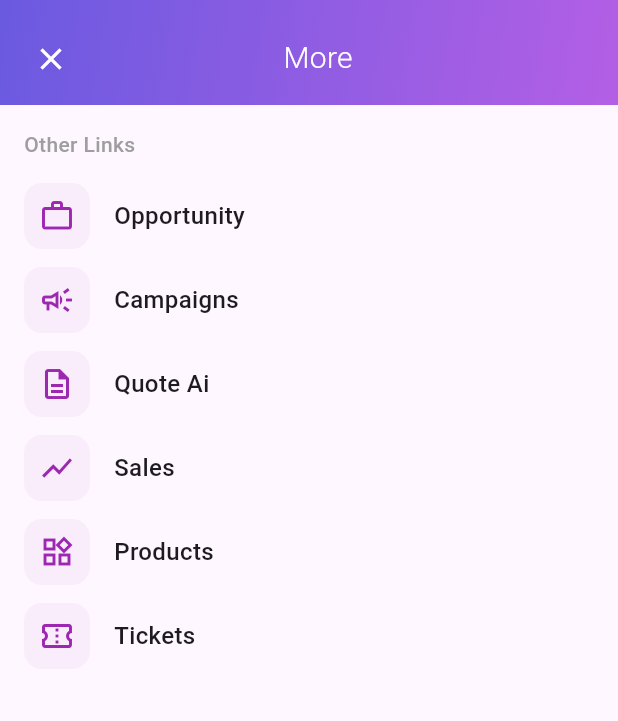
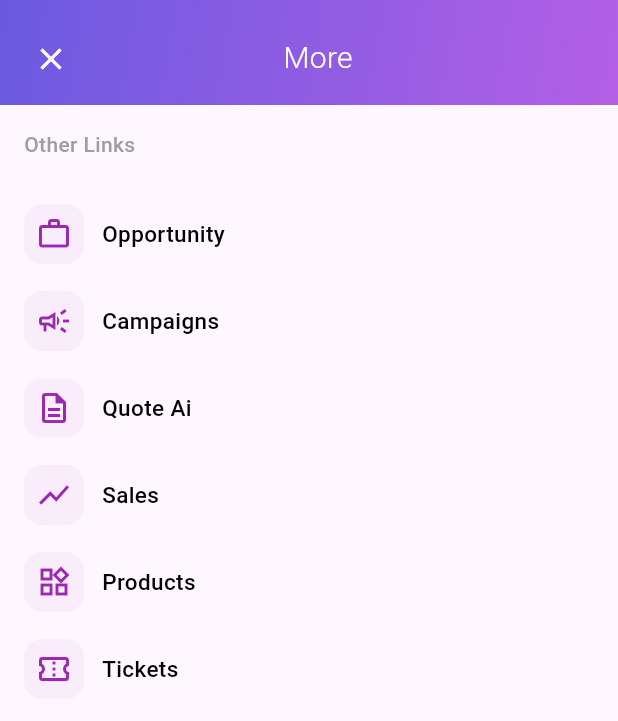
Before and after one commit to KMG-ORG/flutter-crm-mobile, a Flutter app: the MorePage screen opened directly with empty values, on a phone screen of 412 x 824 dp. Shown: the top 721 px of the screen. Run offline on Flutter 3.47's test engine with Material 3 defaults, Android fonts, the phone set to English and light mode, and no system bars; our stand-ins replace flutter_dotenv, flutter_secure_storage, flutter_speed_dial; accounts and stored records are empty.

Commit message:
changes for menu issue fixing.

```diff
--- a/lib/screens/more/more_page.dart
+++ b/lib/screens/more/more_page.dart
@@ -71,7 +71,6 @@ class MorePage extends StatelessWidget {
             ),
           ),
 
-          // List of items
           // Expanded(
           //   child: ListView.separated(
           //     padding: const EdgeInsets.symmetric(horizontal: 16),
@@ -79,40 +78,84 @@ class MorePage extends StatelessWidget {
           //     separatorBuilder: (_, __) => const SizedBox(height: 12),
           //     itemBuilder: (context, index) {
           //       final item = items[index];
-          //       return Row(
-          //         children: [
-          //           Container(
-          //             padding: const EdgeInsets.all(10),
-          //             decoration: BoxDecoration(
-          //               color: Colors.purple.withOpacity(0.05),
-          //               borderRadius: BorderRadius.circular(12),
+          //       return GestureDetector(
+          //         onTap: () {
+          //           if (item["label"] == "Sales") {
+          //             Navigator.push(
+          //               context,
+          //               MaterialPageRoute(
+          //                 builder: (context) => const SalesPage(),
+          //               ),
+          //             );
+          //           }
+          //           if (item["label"] == "Tickets") {
+          //             Navigator.push(
+          //               context,
+          //               MaterialPageRoute(
+          //                 builder: (context) => const TicketsPage(),
+          //               ),
+          //             );
+          //           }
+          //           if (item["label"] == "Campaigns") {
+          //             Navigator.push(
+          //               context,
+          //               MaterialPageRoute(
+          //                 builder: (context) => const CampaignsPage(),
+          //               ),
+          //             );
+          //           }
+          //           if (item["label"] == "Opportunity") {
+          //             Navigator.push(
+          //               context,
+          //               MaterialPageRoute(
+          //                 builder: (context) => const OpportunityPage(),
+          //               ),
+          //             );
+          //           }
+          //         },
+          //         child: Row(
+          //           children: [
+          //             Container(
+          //               padding: const EdgeInsets.all(10),
+          //               decoration: BoxDecoration(
+          //                 color: Colors.purple.withOpacity(0.05),
+          //                 borderRadius: BorderRadius.circular(12),
+          //               ),
+          //               child: Icon(
+          //                 item["icon"] as IconData,
+          //                 color: Colors.purple,
+          //               ),
           //             ),
-          //             child: Icon(
-          //               item["icon"] as IconData,
-          //               color: Colors.purple,
+          //             const SizedBox(width: 16),
+          //             Text(
+          //               item["label"] as String,
+          //               style: const TextStyle(
+          //                 fontSize: 16,
+          //                 fontWeight: FontWeight.w500,
+          //               ),
           //             ),
-          //           ),
-          //           const SizedBox(width: 16),
-          //           Text(
-          //             item["label"] as String,
-          //             style: const TextStyle(
-          //               fontSize: 16,
-          //               fontWeight: FontWeight.w500,
-          //             ),
-          //           ),
-          //         ],
+          //           ],
+          //         ),
           //       );
           //     },
           //   ),
           // ),
           Expanded(
             child: ListView.separated(
-              padding: const EdgeInsets.symmetric(horizontal: 16),
+              padding: const EdgeInsets.symmetric(horizontal: 16, vertical: 8),
               itemCount: items.length,
-              separatorBuilder: (_, __) => const SizedBox(height: 12),
+              separatorBuilder: (_, __) => const SizedBox(height: 6),
               itemBuilder: (context, index) {
                 final item = items[index];
-                return GestureDetector(
+                bool isHovered = false;
+
+                return StatefulBuilder(
+                  builder: (context, setState) {
+                    return MouseRegion(
+                      onEnter: (_) => setState(() => isHovered = true),
+                      onExit: (_) => setState(() => isHovered = false),
+                      cursor: SystemMouseCursors.click, // 🖱 pointer cursor
+                      child: GestureDetector(
                         onTap: () {
                           if (item["label"] == "Sales") {
                             Navigator.push(
@@ -142,15 +185,26 @@ class MorePage extends StatelessWidget {
                             Navigator.push(
                               context,
                               MaterialPageRoute(
-                          builder: (context) => const OpportunityPage(),
+                                builder: (context) => OpportunityPage(
+                                  //onClose: () => Navigator.pop(context),
+                                ),
                               ),
                             );
                           }
                         },
+                        child: AnimatedContainer(
+                          duration: const Duration(milliseconds: 200),
+                          padding: const EdgeInsets.symmetric(vertical: 6),
+                          decoration: BoxDecoration(
+                            color: isHovered
+                                ? Colors.purple.withOpacity(0.05)
+                                : Colors.transparent,
+                            borderRadius: BorderRadius.circular(12),
+                          ),
                           child: Row(
                             children: [
                               Container(
-                        padding: const EdgeInsets.all(10),
+                                padding: const EdgeInsets.all(8),
                                 decoration: BoxDecoration(
                                   color: Colors.purple.withOpacity(0.05),
                                   borderRadius: BorderRadius.circular(12),
@@ -160,16 +214,23 @@ class MorePage extends StatelessWidget {
                                   color: Colors.purple,
                                 ),
                               ),
-                      const SizedBox(width: 16),
+                              const SizedBox(width: 12),
                               Text(
                                 item["label"] as String,
-                        style: const TextStyle(
-                          fontSize: 16,
+                                style: TextStyle(
+                                  fontSize: 15,
                                   fontWeight: FontWeight.w500,
+                                  color: isHovered
+                                      ? Colors.purple
+                                      : Colors.black,
                                 ),
                               ),
                             ],
                           ),
+                        ),
+                      ),
+                    );
+                  },
                 );
               },
             ),
--- a/lib/screens/opportunity/opportunity_page.dart
+++ b/lib/screens/opportunity/opportunity_page.dart
@@ -182,16 +182,20 @@ class _OpportunityPageState extends State<OpportunityPage> {
               onPressed: onCancelSearch,
             )
           else
-            Container(
-              margin: const EdgeInsets.only(right: 12),
-              decoration: BoxDecoration(
-                color: Colors.white.withOpacity(0.2),
-                borderRadius: BorderRadius.circular(8),
-              ),
-              // child: IconButton(
-              //   icon: const Icon(Icons.add, color: Colors.white),
-              //   onPressed: () {},
-              // ),
+            // Container(
+            //   margin: const EdgeInsets.only(right: 12),
+            //   decoration: BoxDecoration(
+            //     color: Colors.white.withOpacity(0.2),
+            //     borderRadius: BorderRadius.circular(8),
+            //   ),
+            //   // child: IconButton(
+            //   //   icon: const Icon(Icons.add, color: Colors.white),
+            //   //   onPressed: () {},
+            //   // ),
+            // ),
+            IconButton(
+              icon: const Icon(Icons.add_circle_outline, color: Colors.white),
+              onPressed: () {},
             ),
         ],
         flexibleSpace: Container(
```
Lines whose indentation alone changed are shown as unchanged.
